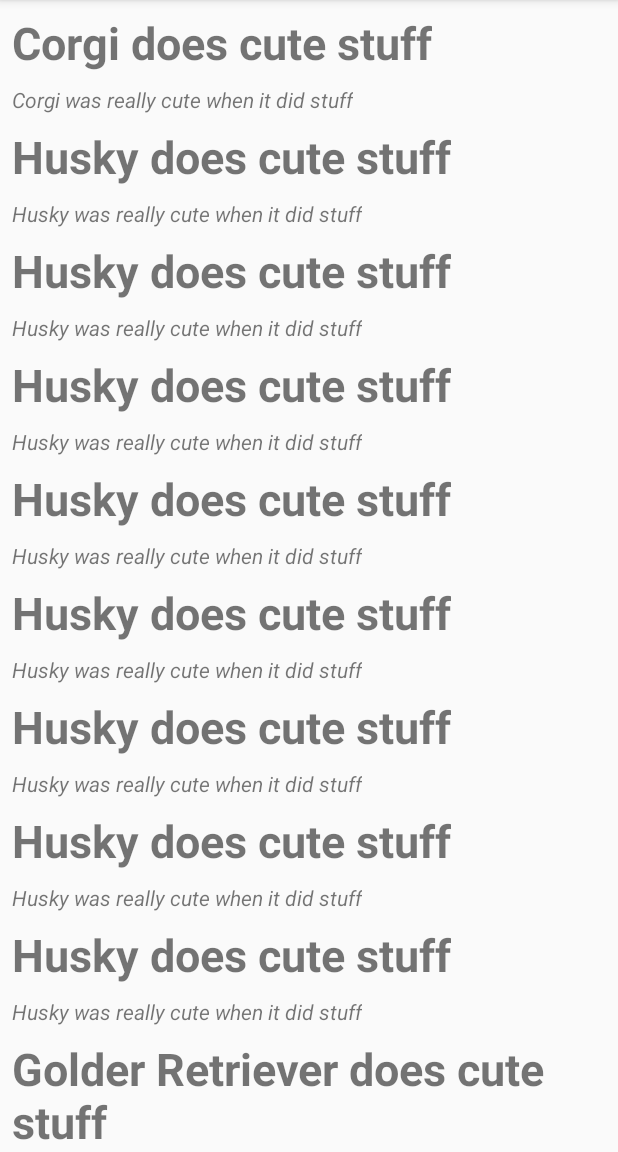
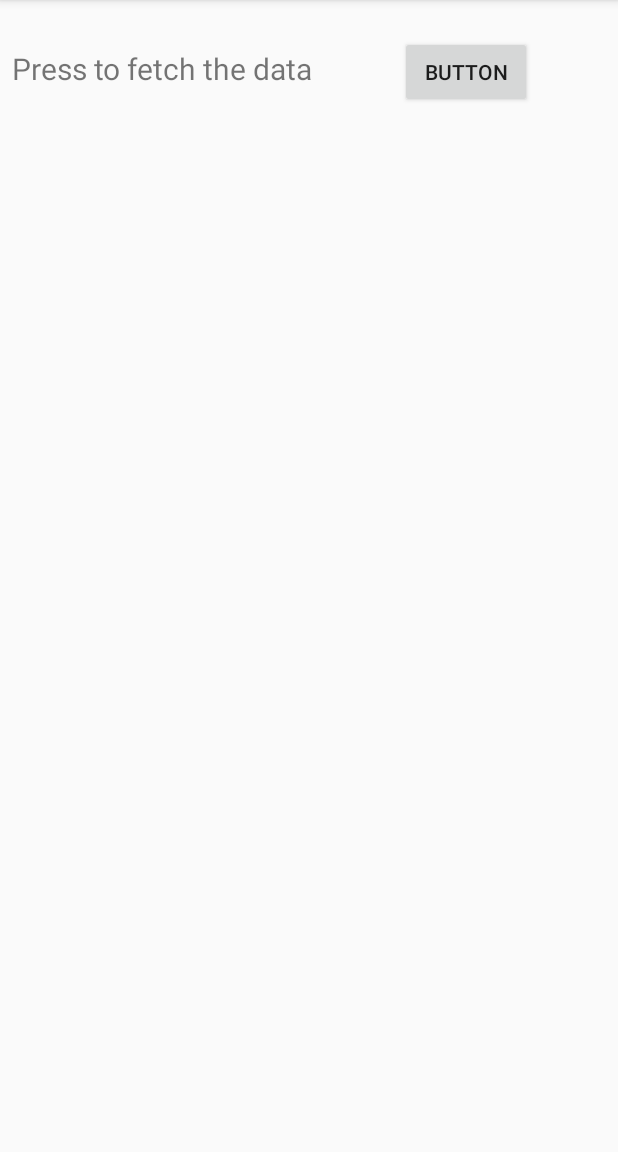
Before and after one commit to DimitrisHol/AndroidLearningRecyclerView, an Android app: the screen it shows after launch (MainActivity), on a phone screen of 412 x 824 dp, the part 84-1236 px from its top. Run offline under Robolectric (Android 15) with nearby library versions, the phone set to English and light mode, and no system bars; our stand-ins replace Volley.

Commit message:
Changed from static display of data, to fetching news with GET request.

```diff
--- a/app/build.gradle
+++ b/app/build.gradle
@@ -30,6 +30,10 @@ dependencies {
     //Recycler View
     implementation 'com.android.support:recyclerview-v7:28.0.0'
 
+    // Requests Library
+
+    implementation 'com.android.volley:volley:1.1.1'
+
     //Image Viewer :
 
     implementation 'com.squareup.picasso:picasso:2.71828'
--- a/app/src/main/java/dimitrishol/com/recyclerview/MainActivity.java
+++ b/app/src/main/java/dimitrishol/com/recyclerview/MainActivity.java
@@ -5,6 +5,20 @@ import android.os.Bundle;
 import android.support.v7.widget.LinearLayoutManager;
 import android.support.v7.widget.RecyclerView;
 import android.util.Log;
+import android.view.View;
+import android.widget.Button;
+
+import com.android.volley.Request;
+import com.android.volley.RequestQueue;
+import com.android.volley.Response;
+import com.android.volley.VolleyError;
+import com.android.volley.toolbox.JsonObjectRequest;
+import com.android.volley.toolbox.JsonRequest;
+import com.android.volley.toolbox.Volley;
+
+import org.json.JSONArray;
+import org.json.JSONException;
+import org.json.JSONObject;
 
 import java.util.ArrayList;
 
@@ -13,8 +27,14 @@ public class MainActivity extends AppCompatActivity {
     private static final String TAG = "MainActivity";
 
 
+    private ArrayList<String> imageUrls = new ArrayList<String>();
     private ArrayList<String> titles = new ArrayList<String>();
     private ArrayList<String> descriptions = new ArrayList<String>();
+    private ArrayList<String> dates = new ArrayList<String>();
+    private ArrayList<String> sources = new ArrayList<String>();
+    private ArrayList<String> urls= new ArrayList<String>();
+
+    private RequestQueue mQueue;
 
 
     @Override
@@ -22,38 +42,41 @@ public class MainActivity extends AppCompatActivity {
         super.onCreate(savedInstanceState);
         setContentView(R.layout.activity_main);
 
-        initiateNews();
-        initiateRecyclerView();
+//        initiateNews();
+//        initiateRecyclerView();
+
+
+        // Get refference to the button
+        Button fetchButton = findViewById(R.id.fetch_data_button);
+
+        // Create Volley Queue
+
+
+        fetchButton.setOnClickListener(new View.OnClickListener() {
+            @Override
+            public void onClick(View view) {
+
+                Log.d(TAG, "onClick: Pressed the Parse Button");
+                jsonParse();
+
+            }
+        });
+
+
 
     }
 
-    private void initiateNews(){
-
+    private void initiateNews() {
 
 
         titles.add("Corgi does cute stuff");
         descriptions.add("Corgi was really cute when it did stuff");
-
         titles.add("Husky does cute stuff");
         descriptions.add("Husky was really cute when it did stuff");
         titles.add("Husky does cute stuff");
         descriptions.add("Husky was really cute when it did stuff");
-        titles.add("Husky does cute stuff");
-        descriptions.add("Husky was really cute when it did stuff");
-        titles.add("Husky does cute stuff");
-        descriptions.add("Husky was really cute when it did stuff");
-        titles.add("Husky does cute stuff");
-        descriptions.add("Husky was really cute when it did stuff");
-        titles.add("Husky does cute stuff");
-        descriptions.add("Husky was really cute when it did stuff");
-        titles.add("Husky does cute stuff");
-        descriptions.add("Husky was really cute when it did stuff");
-        titles.add("Husky does cute stuff");
-        descriptions.add("Husky was really cute when it did stuff");
-
         titles.add("Golder Retriever does cute stuff");
         descriptions.add("Golden Retriever was really cute when it did stuff");
-
         titles.add("Dog does cute stuff");
         descriptions.add("Dog was really cute when it did stuff");
 
@@ -61,17 +84,74 @@ public class MainActivity extends AppCompatActivity {
     }
 
 
-    private void initiateRecyclerView(){
+    private void jsonParse() {
 
 
+        // Initiate the Request Queue
+        String url = "https://newsapi.org/v2/everything?q=bitcoin&from=2019-08-07&sortBy=publishedAt&apiKey=1b2ce28eaee94688ba98a1854d139e1c";
+        mQueue = Volley.newRequestQueue(this);
+
+
+        // Request a string rensponse from the URL
+        JsonRequest jsonRequest = new JsonObjectRequest(Request.Method.GET, url, null,
+                new Response.Listener<JSONObject>() {
+                    @Override
+                    public void onResponse(JSONObject response) {
+
+//                        Log.d(TAG, "onResponse: " + response);
+
+                        try {
+
+                            JSONArray articles = response.getJSONArray("articles");
+
+                            for (int i = 0; i < 10; i++) {
+
+                                JSONObject article = articles.getJSONObject(i);
+
+                                JSONObject source = article.getJSONObject("source");
+                                sources.add(source.getString("name"));
+
+                                imageUrls.add(article.getString("urlToImage"));
+                                titles.add(article.getString("title"));
+                                descriptions.add(article.getString("description"));
+                                dates.add(article.getString("publishedAt"));
+
+                                urls.add(article.getString("url"));
+
+
+                            }
+
+
+                            initiateRecyclerView();
+
+                        } catch(JSONException e){
+                            e.printStackTrace();
+                        }
+                    }
+                },
+                new Response.ErrorListener() {
+                    @Override
+                    public void onErrorResponse(VolleyError error) {
+
+                        error.printStackTrace();
+                    }
+                });
+
+
+        mQueue.add(jsonRequest);
+    }
+
+
+    private void initiateRecyclerView() {
 
 
         // Get the refference to the widget.
-        RecyclerView recyclerView = (RecyclerView) findViewById(R.id.recyclerViewList);
+        RecyclerView recyclerView = findViewById(R.id.recyclerViewList);
 
         Log.d(TAG, "RV : Got the reffecnce to RV.");
         // Context, and the 2 arrays. Context is the current activity.
-        NewsAdapter adapter = new NewsAdapter(MainActivity.this , titles, descriptions);
+        NewsAdapter adapter = new NewsAdapter(MainActivity.this , imageUrls , titles, descriptions, dates, sources , urls);
+
 
         Log.d(TAG, "RV : Created the news Adapter");
         // Finally set the adapter to the RV.
@@ -81,6 +161,4 @@ public class MainActivity extends AppCompatActivity {
     }
 
 
-
-
 }
--- a/app/src/main/res/layout/activity_main.xml
+++ b/app/src/main/res/layout/activity_main.xml
@@ -4,14 +4,38 @@
     xmlns:tools="http://schemas.android.com/tools"
     android:layout_width="match_parent"
     android:layout_height="match_parent"
-    tools:context=".MainActivity">
+    tools:context=".MainActivity"
+    tools:layout_editor_absoluteY="81dp">
 
     <android.support.v7.widget.RecyclerView
         android:id="@+id/recyclerViewList"
         android:layout_width="match_parent"
-        android:layout_height="match_parent"
+        android:layout_height="0dp"
+        android:layout_marginTop="8dp"
+        android:layout_marginBottom="8dp"
         app:layout_constraintBottom_toBottomOf="parent"
-        app:layout_constraintEnd_toEndOf="parent"
+        app:layout_constraintTop_toBottomOf="@+id/textView_id"
+        tools:layout_editor_absoluteX="0dp" />
+
+    <TextView
+        android:id="@+id/textView_id"
+        android:layout_width="wrap_content"
+        android:layout_height="wrap_content"
+        android:layout_marginStart="8dp"
+        android:layout_marginTop="32dp"
+        android:text="Press to fetch the data"
+        android:textSize="20sp"
         app:layout_constraintStart_toStartOf="parent"
         app:layout_constraintTop_toTopOf="parent" />
+
+    <Button
+        android:id="@+id/fetch_data_button"
+        android:layout_width="wrap_content"
+        android:layout_height="wrap_content"
+        android:layout_marginStart="8dp"
+        android:layout_marginEnd="8dp"
+        android:text="Button"
+        app:layout_constraintBaseline_toBaselineOf="@+id/textView_id"
+        app:layout_constraintEnd_toEndOf="parent"
+        app:layout_constraintStart_toEndOf="@+id/textView_id" />
 </android.support.constraint.ConstraintLayout>
```
Also changed, not shown: app/src/main/java/dimitrishol/com/recyclerview/NewsAdapter.java (+32 -3 lines), app/src/main/res/layout/list_item.xml (+42 -8 lines).
